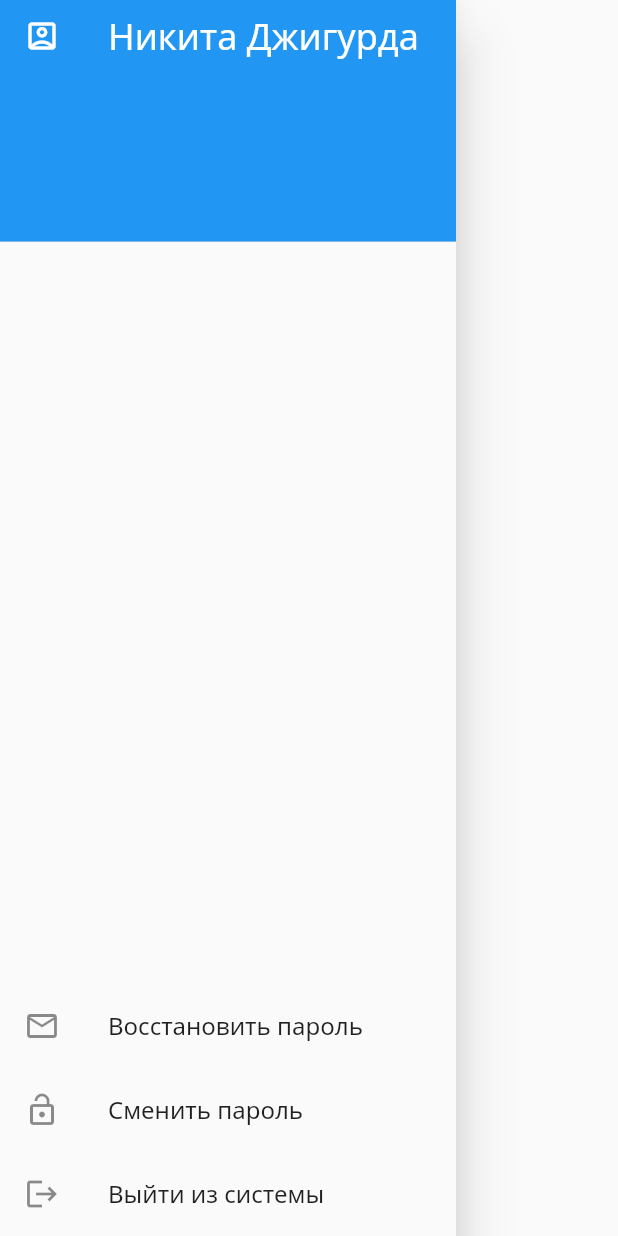
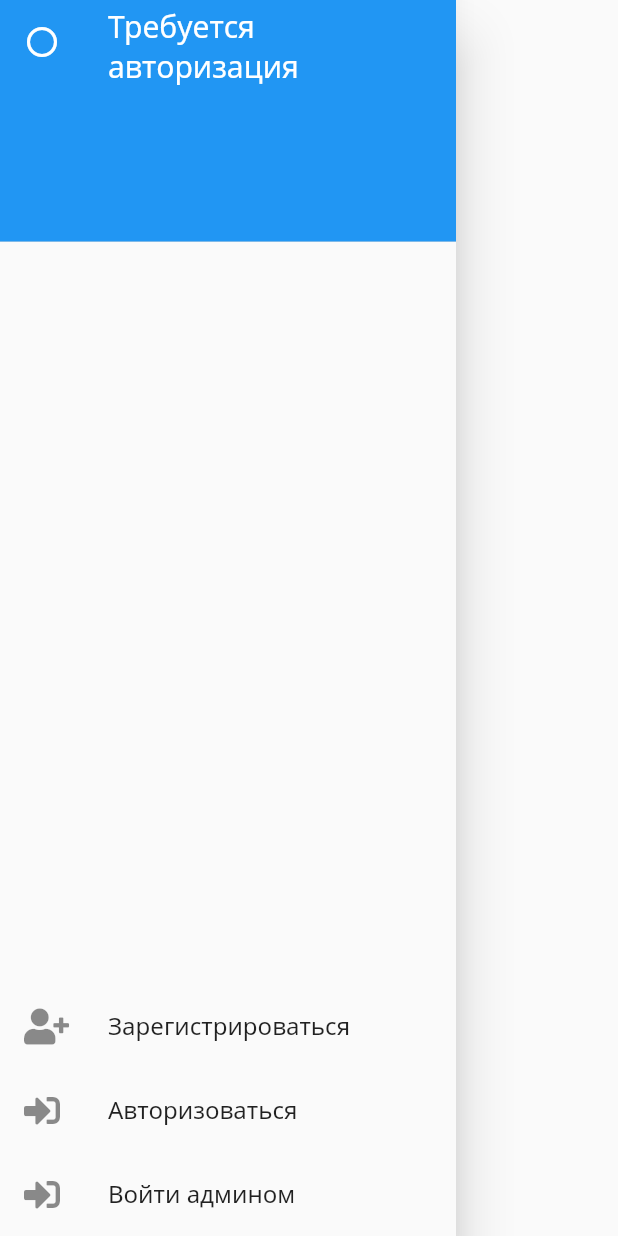
Before and after one commit to zalhonan/bday-app, a Flutter app: the CommonDrawer widget shown alone on an empty page, opened directly, on a phone screen of 412 x 824 dp. Run offline on Flutter 3.47's test engine with Material 2 defaults, Android fonts, the phone set to English and light mode, and no system bars; our stand-ins replace font_awesome_flutter, get; missing offline and left inert: random_color.

Commit message:
drawer added

```diff
--- /dev/null
+++ b/lib/controllers/auth_controller.dart
@@ -0,0 +1,15 @@
+import 'package:get/get.dart';
+
+class AuthController extends GetxController {
+  var isAuthorized = false.obs;
+
+  login() => isAuthorized.value = true;
+
+  logout() => isAuthorized.value = false;
+
+  var isAdmin = false.obs;
+
+  makeAdmin() => isAdmin.value = true;
+
+  unmakeAdmin() => isAdmin.value = false;
+}
--- a/lib/main.dart
+++ b/lib/main.dart
@@ -1,5 +1,6 @@
 import 'package:flutter/material.dart';
 import './screens/main_page.dart';
+import 'package:get/get.dart';
 
 void main() {
   runApp(MyApp());
@@ -10,7 +11,7 @@ class MyApp extends StatelessWidget {
 
   @override
   Widget build(BuildContext context) {
-    return MaterialApp(
+    return GetMaterialApp(
       debugShowCheckedModeBanner: false,
       title: 'Events reminder & cards',
       theme: ThemeData(
--- a/lib/services/constants.dart
+++ b/lib/services/constants.dart
@@ -2,6 +2,10 @@ import 'package:flutter/material.dart';
 
 const double kCardHeadlineFontSize = 24;
 const double kCardSubtextFontSize = 14;
+
+const double kFontSizeHeadline5 = 24;
+const double kFontSizeHeadline6 = 20;
+const double kFontSizeSubtitle1 = 16;
 
 Color? kColorAccent = Colors.green[900];
 Color? kColorAccentRed = Colors.redAccent;
@@ -26,7 +30,7 @@ const Map<int, String> kEventName = {
   0: "День рождения",
   1: "Годовщина свадьбы",
   2: "Ежегодная встреча",
-  3: "Дкнь памяти",
+  3: "День памяти",
   4: "Годовщина",
 };
 
--- a/lib/widgets/common_drawer.dart
+++ b/lib/widgets/common_drawer.dart
@@ -1,49 +1,130 @@
 import 'package:flutter/material.dart';
+import 'package:font_awesome_flutter/font_awesome_flutter.dart';
+
+import 'package:get/get.dart';
+
+import '../services/constants.dart';
+import '../services/events_randomizer.dart';
+
+import '../controllers/auth_controller.dart';
+import '../controllers/events_storage.dart';
 
 class CommonDrawer extends StatelessWidget {
+  final AuthController authC = Get.find();
+  final EventsStorage eventsStorage = Get.find();
+
   @override
-  Widget build(BuildContext context) {
+  Widget build(BuildContext context1) {
+    return Obx(
+      () {
         return Drawer(
           child: Column(
             mainAxisAlignment: MainAxisAlignment.start,
-        // padding: EdgeInsets.zero,
             children: [
               DrawerHeader(
                 padding: EdgeInsets.zero,
                 decoration: BoxDecoration(color: Colors.blue),
                 child: ListTile(
                   leading: Icon(
-                Icons.account_box_outlined,
+                    authC.isAuthorized.value
+                        ? Icons.account_circle_outlined
+                        : Icons.circle_outlined,
                     color: Colors.white,
                   ),
                   title: Text(
-                'Никита Джигурда',
-                style: TextStyle(color: Colors.white, fontSize: 24),
+                    authC.isAuthorized.value
+                        ? "Авторизованный пользователь"
+                        : "Требуется авторизация",
+                    style: TextStyle(
+                        color: Colors.white, fontSize: kFontSizeHeadline6),
                   ),
                   dense: true,
                 ),
               ),
               Expanded(
                 child: Column(
-              mainAxisAlignment: MainAxisAlignment.end,
+                  mainAxisAlignment: MainAxisAlignment.spaceBetween,
+                  children: [
+                    authC.isAuthorized.value
+                        // * авторизованный юзер
+                        ? Column(
+                            children: [
+                              // * пункт только для админа
+
+                              authC.isAdmin.value
+                                  ? ListTile(
+                                      leading: FaIcon(FontAwesomeIcons.listOl),
+                                      title: Text('Заполнить 300 событий'),
+                                      onTap: () {
+                                        // * создание и сортировка списка событий для eventsStorage
+                                        var eventRandomizer = EventsRandomizer(
+                                            eventsAmount: 300,
+                                            startYear: 1913,
+                                            endYear: 2024);
+                                        var randomEvents =
+                                            eventRandomizer.getEvents();
+
+                                        randomEvents.sort((a, b) => a
+                                            .eventInDays
+                                            .compareTo(b.eventInDays));
+
+                                        eventsStorage.setEvents(randomEvents);
+                                        print("300!");
+                                      },
+                                    )
+                                  : Container(),
+                            ],
+                          )
+                        // * неавторизованному - ничего
+                        : Container(),
+                    authC.isAuthorized.value
+                        // * авторизованный юзер
+                        ? Column(
                             children: [
                               ListTile(
-                  leading: Icon(Icons.mail_outline),
-                  title: Text('Восстановить пароль'),
+                                leading: FaIcon(FontAwesomeIcons.signOutAlt),
+                                title: Text('Выйти из системы'),
+                                onTap: () {
+                                  authC.logout();
+                                  Get.back();
+                                },
+                              ),
+                            ],
+                          )
+                        // * неавторизованный юзер
+                        : Column(
+                            children: [
+                              ListTile(
+                                leading: FaIcon(FontAwesomeIcons.userPlus),
+                                title: Text('Зарегистрироваться'),
+                                onTap: () {
+                                  Get.back();
+                                },
                               ),
                               ListTile(
-                  leading: Icon(Icons.lock_open),
-                  title: Text('Сменить пароль'),
+                                leading: FaIcon(FontAwesomeIcons.signInAlt),
+                                title: Text('Авторизоваться'),
+                                onTap: () {
+                                  Get.back();
+                                },
                               ),
                               ListTile(
-                  leading: Icon(Icons.logout),
-                  title: Text('Выйти из системы'),
+                                leading: FaIcon(FontAwesomeIcons.signInAlt),
+                                title: Text('Войти админом'),
+                                onTap: () {
+                                  authC.login();
+                                  authC.makeAdmin();
+                                },
                               ),
+                            ],
+                          )
                   ],
                 ),
               ),
             ],
           ),
         );
+      },
+    );
   }
 }
```
Also changed, not shown: lib/screens/events_list.dart (+4 -7 lines), lib/screens/main_page.dart (+10 -19 lines). Lines whose indentation alone changed are shown as unchanged.
